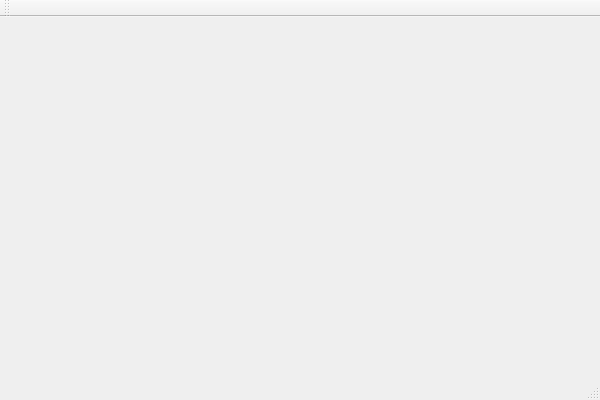
Above: comm_nt/mainwindow.ui from thebruno/comm-nt before the change. Below: the same form after it.
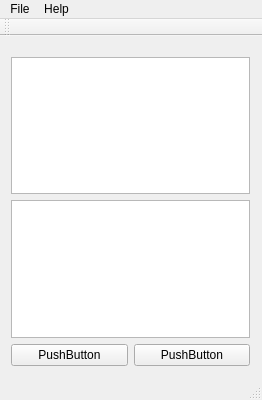
That is the form after the change.

Commit message: Server basic class declaration added. Some test on Client GUI.

```diff
--- a/comm_nt/mainwindow.ui
+++ b/comm_nt/mainwindow.ui
@@ -1,24 +1,100 @@
 <ui version="4.0">
  <class>MainWindow</class>
- <widget class="QMainWindow" name="MainWindow" >
-  <property name="geometry" >
+ <widget class="QMainWindow" name="MainWindow">
+  <property name="geometry">
    <rect>
     <x>0</x>
     <y>0</y>
-    <width>600</width>
+    <width>262</width>
     <height>400</height>
    </rect>
   </property>
   <property name="windowTitle" >
    <string>MainWindow</string>
   </property>
-  <widget class="QMenuBar" name="menuBar" />
-  <widget class="QToolBar" name="mainToolBar" />
-  <widget class="QWidget" name="centralWidget" />
-  <widget class="QStatusBar" name="statusBar" />
+  <widget class="QWidget" name="centralWidget">
+   <widget class="QWidget" name="verticalLayoutWidget">
+    <property name="geometry">
+     <rect>
+      <x>0</x>
+      <y>10</y>
+      <width>261</width>
+      <height>331</height>
+     </rect>
+    </property>
+    <layout class="QVBoxLayout" name="verticalLayout">
+     <item>
+      <widget class="QListView" name="listView"/>
+     </item>
+     <item>
+      <widget class="QListView" name="listView_2"/>
+     </item>
+     <item>
+      <layout class="QHBoxLayout" name="horizontalLayout">
+       <item>
+        <widget class="QPushButton" name="pushButton_2">
+         <property name="text">
+          <string>PushButton</string>
+         </property>
+        </widget>
+       </item>
+       <item>
+        <widget class="QPushButton" name="pushButton">
+         <property name="text">
+          <string>PushButton</string>
+         </property>
+        </widget>
+       </item>
+      </layout>
+     </item>
+    </layout>
+   </widget>
+  </widget>
+  <widget class="QMenuBar" name="menuBar">
+   <property name="geometry">
+    <rect>
+     <x>0</x>
+     <y>0</y>
+     <width>262</width>
+     <height>22</height>
+    </rect>
+   </property>
+   <widget class="QMenu" name="menuFile">
+    <property name="title">
+     <string>File</string>
+    </property>
+    <addaction name="actionExit"/>
+   </widget>
+   <widget class="QMenu" name="menuHelp">
+    <property name="title">
+     <string>Help</string>
+    </property>
+    <addaction name="actionAbout"/>
+   </widget>
+   <addaction name="menuFile"/>
+   <addaction name="menuHelp"/>
+  </widget>
+  <widget class="QToolBar" name="mainToolBar">
+   <attribute name="toolBarArea">
+    <enum>TopToolBarArea</enum>
+   </attribute>
+   <attribute name="toolBarBreak">
+    <bool>false</bool>
+   </attribute>
+  </widget>
+  <widget class="QStatusBar" name="statusBar"/>
+  <action name="actionExit">
+   <property name="text">
+    <string>Exit</string>
+   </property>
+  </action>
+  <action name="actionAbout">
+   <property name="text">
+    <string>About...</string>
+   </property>
+  </action>
  </widget>
- <layoutDefault spacing="6" margin="11" />
- <pixmapfunction></pixmapfunction>
+ <layoutdefault spacing="6" margin="11"/>
  <resources/>
  <connections/>
 </ui>
```
Left out of the diff: 3 changed lines with no effect on the pictures. The commit also changes 26 other files.
